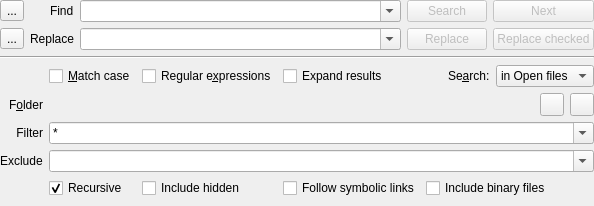
Above: addons/search/search.ui from KDE/kate before the change. Below: the same form after it.
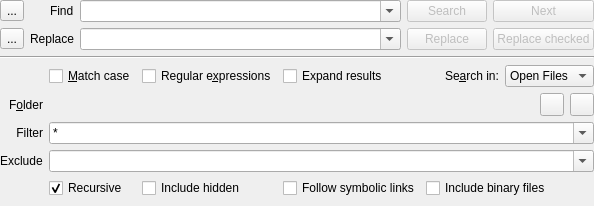
That is the form after the change. Custom widgets are drawn as their Qt base class.

Commit message:
Search and Replace plugin: search in "All Open Projects"

- Project plugin:
- add two new Q_PROPERTYs: allProjectsCommonBaseDir and
allProjectsFiles
- add FileUtil::commonParent and add first unit test in Project plugin

- Search plugin:
- Change label from "Search:" to "Search in:" and adapt combobox
accordingly
- Add new entry "All Open Projects" to combobox

```diff
--- a/addons/search/search.ui
+++ b/addons/search/search.ui
@@ -289,7 +289,7 @@
             <item>
              <widget class="QLabel" name="label">
               <property name="text">
-               <string>Se&amp;arch:</string>
+               <string>Se&amp;arch in:</string>
               </property>
               <property name="buddy">
                <cstring>searchPlaceCombo</cstring>
@@ -300,7 +300,7 @@
              <widget class="KComboBox" name="searchPlaceCombo">
               <item>
                <property name="text">
-                <string>in Open files</string>
+                <string>Open Files</string>
                </property>
               </item>
               <item>
```
Left out of the diff: 2 changed lines with no effect on the pictures. The commit also changes 9 other files.
